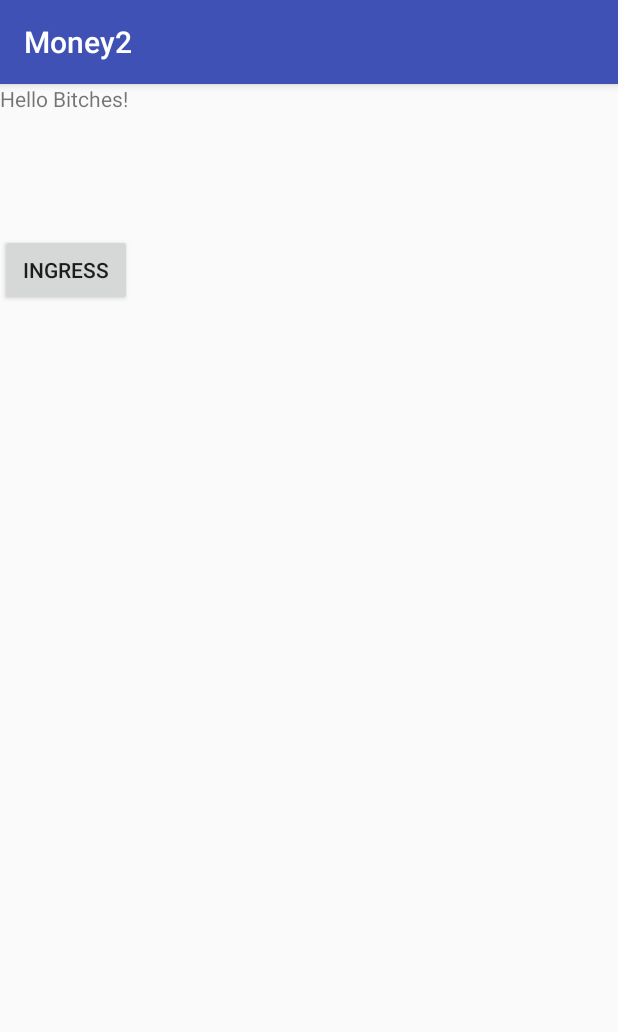
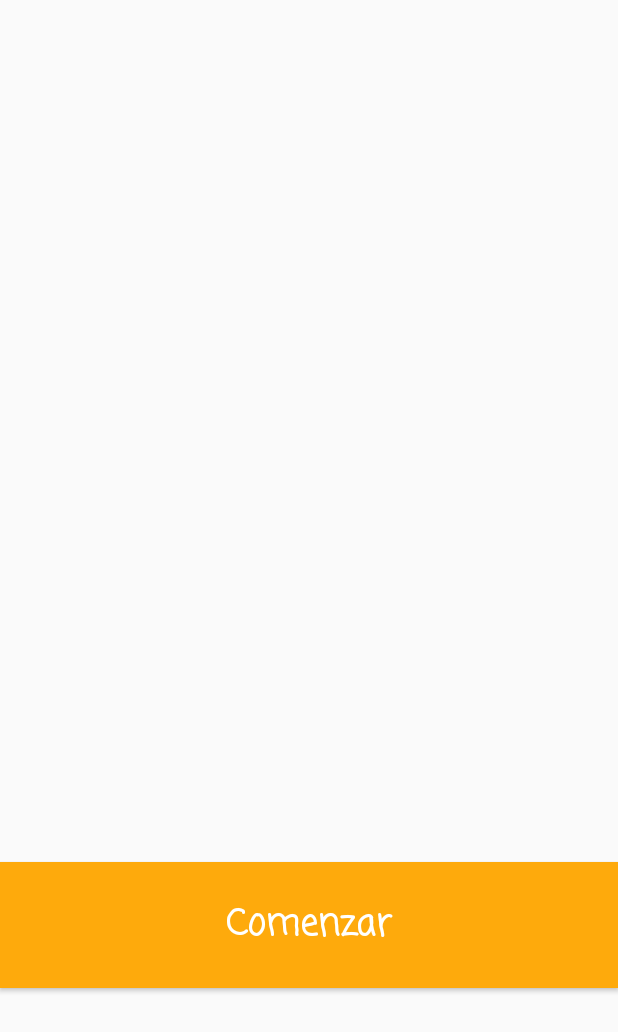
Before and after one commit to xDavidPM/cheilaapp, an Android app: the screen it shows after launch (IngressActivity), on a phone screen of 412 x 824 dp. Shown: the top 1032 px of the screen. Run offline under Robolectric (Android 15) with nearby library versions, the phone set to English and light mode, and no system bars.

Commit message:
ingress menu

```diff
--- a/app/src/main/res/layout/ingress_activity.xml
+++ b/app/src/main/res/layout/ingress_activity.xml
@@ -1,20 +1,39 @@
 <?xml version="1.0" encoding="utf-8"?>
-<RelativeLayout xmlns:android="http://schemas.android.com/apk/res/android"
+<LinearLayout xmlns:android="http://schemas.android.com/apk/res/android"
     xmlns:tools="http://schemas.android.com/tools"
     android:id="@+id/activity_main"
     android:layout_width="match_parent"
     android:layout_height="match_parent"
+    android:orientation="vertical"
     tools:context="com.example.david.money2.IngressActivity">
 
     <TextView
         android:layout_width="wrap_content"
-        android:layout_height="wrap_content"
-        android:text="Hello Bitches!" />
+        android:layout_weight="0.8"
+        android:layout_height="0dp"/>
 
     <Button
-        android:layout_marginTop="100dp"
+        android:layout_width="match_parent"
+        android:layout_height="wrap_content"
+        android:layout_weight="0.05"
+        android:width="0dp"
         android:id="@+id/btn_ingress"
-        android:text="Ingress"
+        android:textSize="24sp"
+        android:background="?android:attr/colorPressedHighlight"
+        android:textColor="@android:color/background_light"
+        android:textAllCaps="false"
+        android:textAlignment="center"
+        android:elevation="0dp"
+        android:layout_marginBottom="38dp"
+        android:fontFamily="casual"
+        android:textStyle="normal|bold"
+        android:layout_alignParentBottom="true"
+        android:layout_alignParentLeft="true"
+        android:layout_alignParentStart="true"
+        android:text="@string/btn_ingress" />
+
+    <TextView
         android:layout_width="wrap_content"
-        android:layout_height="wrap_content" />
-</RelativeLayout>
+        android:layout_weight="0.15"
+        android:layout_height="wrap_content"/>
+</LinearLayout>
--- a/app/src/main/res/values/styles.xml
+++ b/app/src/main/res/values/styles.xml
@@ -7,5 +7,9 @@
         <item name="colorPrimaryDark">@color/colorPrimaryDark</item>
         <item name="colorAccent">@color/colorAccent</item>
     </style>
+    <style name="AppTheme.NoActionBar">
+        <item name="windowActionBar">false</item>
+        <item name="windowNoTitle">true</item>
+    </style>
 
 </resources>
```
Also changed, not shown: app/src/main/AndroidManifest.xml (+10 -3 lines), app/src/main/java/com/example/david/money2/MenuActivity.java (+6 -1 lines), app/src/main/res/layout/menu_actitivy.xml (+33 -1 lines), app/src/main/res/values/strings.xml (+7 -1 lines), app/src/main/res/drawable/pantalla_ahorrar.jpg (added), app/src/main/res/drawable/pantalla_felicidades.jpg (added), app/src/main/res/drawable/pantalla_gastar.jpg (added), app/src/main/res/drawable/pantalla_opciones.jpg (added), app/src/main/res/drawable/pantalla_principal.jpg (added).
